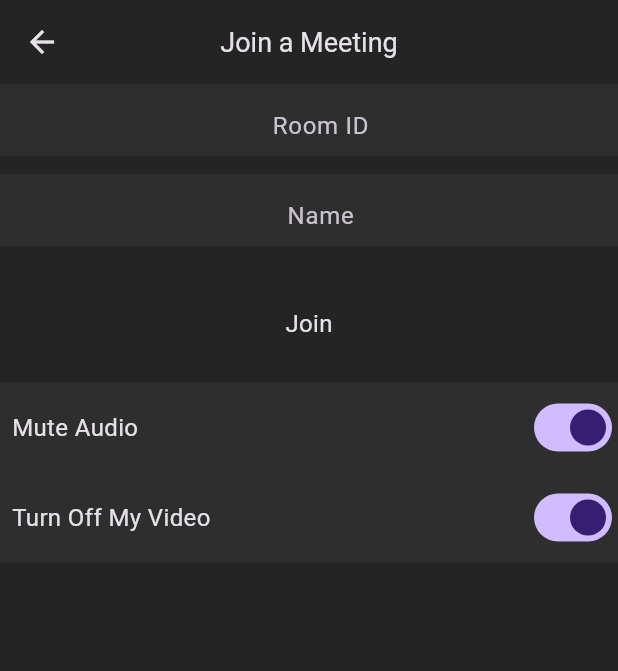
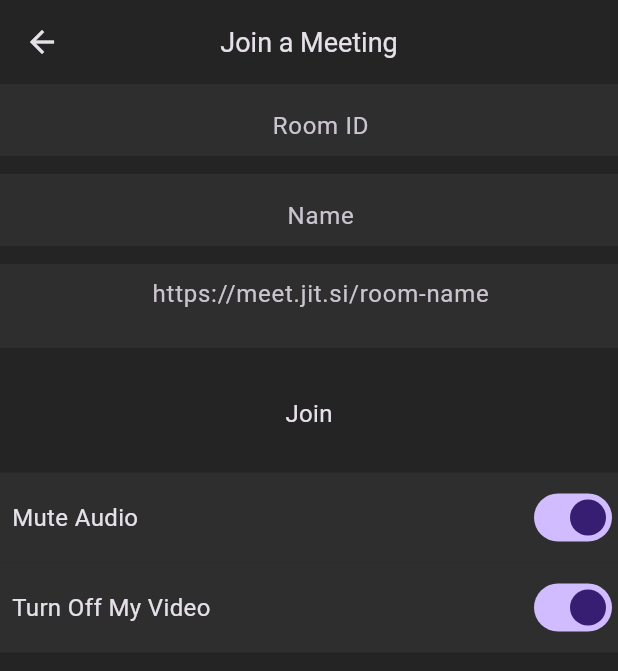
Before and after one commit to divyashah0510/wecon, a Flutter app: the VideoCallScreen screen opened by its route, after a tap on "Join", on a phone screen of 412 x 824 dp. Shown: the top 671 px of the screen. Run offline on Flutter 3.47's test engine with Material 3 defaults, Android fonts, the phone set to English and light mode, and no system bars; our stand-ins replace cloud_firestore, firebase_auth, firebase_core, google_sign_in; missing offline and left inert: jitsi_meet_wrapper; accounts and stored records are empty.

Commit message:
feat: improve video call screen functionality

```diff
--- a/lib/screens/video_call_screen.dart
+++ b/lib/screens/video_call_screen.dart
@@ -4,7 +4,6 @@ import 'package:wecon/resources/auth_methods.dart';
 import 'package:wecon/resources/jitsi_meet_methods.dart';
 import 'package:wecon/utils/colors.dart';
 import 'package:wecon/widgets/meeting_option.dart';
-
 
 class VideoCallScreen extends StatefulWidget {
   const VideoCallScreen({Key? key}) : super(key: key);
@@ -17,6 +16,7 @@ class _VideoCallScreenState extends State<VideoCallScreen> {
   final AuthMethods _authMethods = AuthMethods();
   late TextEditingController meetingIdController;
   late TextEditingController nameController;
+  late TextEditingController linkController;
   final JitsiMeetMethods _jitsiMeetMethods = JitsiMeetMethods();
   bool isAudioMuted = true;
   bool isVideoMuted = true;
@@ -24,6 +24,7 @@ class _VideoCallScreenState extends State<VideoCallScreen> {
   @override
   void initState() {
     meetingIdController = TextEditingController();
+    linkController = TextEditingController();
     nameController = TextEditingController(
       text: _authMethods.user.displayName,
     );
@@ -36,11 +37,19 @@ class _VideoCallScreenState extends State<VideoCallScreen> {
     meetingIdController.dispose();
     nameController.dispose();
     JitsiMeetWrapper.hangUp();
+    linkController.dispose();
   }
 
   _joinMeeting() {
+    String roomName = linkController.text.isNotEmpty
+        ? linkController.text
+        : meetingIdController.text;
+    if (roomName.startsWith('https://meet.jit.si/')) {
+      roomName = roomName.replaceFirst('https://meet.jit.si/', '');
+    }
+
     _jitsiMeetMethods.createMeeting(
-      roomName: meetingIdController.text,
+      roomName: roomName,
       isAudioMuted: isAudioMuted,
       isVideoMuted: isVideoMuted,
       username: nameController.text,
@@ -85,12 +94,28 @@ class _VideoCallScreenState extends State<VideoCallScreen> {
               controller: nameController,
               maxLines: 1,
               textAlign: TextAlign.center,
-              keyboardType: TextInputType.number,
+              keyboardType: TextInputType.text,
               decoration: const InputDecoration(
                 fillColor: secondaryBackgroundColor,
                 filled: true,
                 border: InputBorder.none,
                 hintText: 'Name',
+                contentPadding: EdgeInsets.fromLTRB(16, 8, 0, 0),
+              ),
+            ),
+          ),
+          SizedBox(
+            height: 60,
+            child: TextField(
+              controller: linkController,
+              maxLines: 2,
+              textAlign: TextAlign.center,
+              keyboardType: TextInputType.url,
+              decoration: const InputDecoration(
+                fillColor: secondaryBackgroundColor,
+                filled: true,
+                border: InputBorder.none,
+                hintText: 'https://meet.jit.si/room-name',
                 contentPadding: EdgeInsets.fromLTRB(16, 8, 0, 0),
               ),
             ),
```
